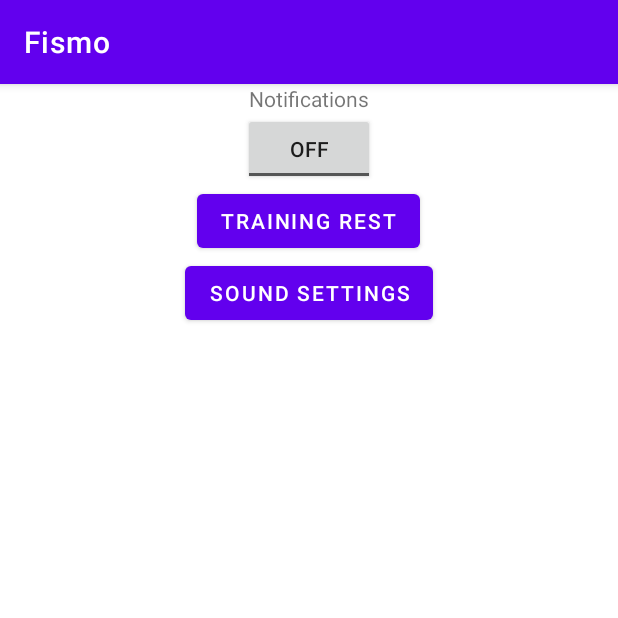
After one commit to isekiii/FASA, an Android app: the fragment SettingsFragment shown on its own in the app's theme, on a phone screen of 412 x 824 dp, the top half of it. The commit adds this screen. Run offline under Robolectric (Android 15) with nearby library versions, the phone set to English and light mode, and no system bars.

Commit message:
Settings panel added

```diff
--- a/app/src/main/java/com/example/fismo/MainActivity.java
+++ b/app/src/main/java/com/example/fismo/MainActivity.java
@@ -41,7 +41,7 @@ public class MainActivity extends AppCompatActivity {
         // Passing each menu ID as a set of Ids because each
         // menu should be considered as top level destinations.
         mAppBarConfiguration = new AppBarConfiguration.Builder(
-                R.id.nav_home,R.id.nav_training, R.id.nav_achievements, R.id.nav_info, R.id.nav_credits, R.id.nav_help)
+                R.id.nav_home,R.id.nav_training, R.id.nav_achievements, R.id.nav_info, R.id.nav_credits,R.id.nav_settings, R.id.nav_help)
                 .setOpenableLayout(drawer)
                 .build();
         NavController navController = Navigation.findNavController(this, R.id.nav_host_fragment_content_main);
--- /dev/null
+++ b/app/src/main/java/com/example/fismo/ui/settings/SettingsFragment.java
@@ -0,0 +1,44 @@
+package com.example.fismo.ui.settings;
+
+import android.os.Bundle;
+import android.view.LayoutInflater;
+import android.view.View;
+import android.view.ViewGroup;
+
+import androidx.annotation.NonNull;
+import androidx.fragment.app.Fragment;
+import androidx.lifecycle.ViewModelProvider;
+
+import com.example.fismo.databinding.FragmentSettingsBinding;
+import com.example.fismo.ui.settings.SettingsViewModel;
+
+public class SettingsFragment extends Fragment {
+
+    private SettingsViewModel settingsViewModelViewModel;
+    private FragmentSettingsBinding binding;
+
+    public View onCreateView(@NonNull LayoutInflater inflater,
+                             ViewGroup container, Bundle savedInstanceState) {
+        settingsViewModelViewModel =
+                new ViewModelProvider(this).get(SettingsViewModel.class);
+
+        binding = FragmentSettingsBinding.inflate(inflater, container, false);
+        View root = binding.getRoot();
+        /*
+        final TextView textView = binding.;
+        creditsViewModelViewModel.getText().observe(getViewLifecycleOwner(), new Observer<String>() {
+            @Override
+            public void onChanged(@Nullable String s) {
+                textView.setText(s);
+            }
+        });
+        */
+        return root;
+    }
+
+    @Override
+    public void onDestroyView() {
+        super.onDestroyView();
+        binding = null;
+    }
+}
--- /dev/null
+++ b/app/src/main/java/com/example/fismo/ui/settings/SettingsViewModel.java
@@ -0,0 +1,19 @@
+package com.example.fismo.ui.settings;
+
+import androidx.lifecycle.LiveData;
+import androidx.lifecycle.MutableLiveData;
+import androidx.lifecycle.ViewModel;
+
+public class SettingsViewModel extends ViewModel {
+
+    private MutableLiveData<String> mText;
+
+    public SettingsViewModel() {
+        mText = new MutableLiveData<>();
+        mText.setValue("This is settings fragment");
+    }
+
+    public LiveData<String> getText() {
+        return mText;
+    }
+}
--- /dev/null
+++ b/app/src/main/res/layout/fragment_settings.xml
@@ -0,0 +1,42 @@
+<?xml version="1.0" encoding="utf-8"?>
+<LinearLayout xmlns:android="http://schemas.android.com/apk/res/android"
+    xmlns:app="http://schemas.android.com/apk/res-auto"
+    xmlns:tools="http://schemas.android.com/tools"
+    android:id="@+id/relativeLayout"
+    android:layout_width="match_parent"
+    android:layout_height="match_parent"
+    android:orientation="vertical"
+    tools:context=".ui.help.HelpFragment"
+    android:layout_gravity="center_vertical">
+
+
+    <TextView
+        android:layout_width="wrap_content"
+        android:layout_height="wrap_content"
+        android:text="Notifications"
+        android:layout_gravity="center"
+        />
+    <ToggleButton
+        android:layout_width="wrap_content"
+        android:layout_height="wrap_content"
+        android:id="@+id/notifications_toggle"
+        android:layout_gravity="center"
+        />
+
+    <Button
+        android:layout_width="wrap_content"
+        android:layout_height="wrap_content"
+        android:text="Training rest"
+        android:layout_gravity="center"
+        />
+    <Button
+        android:layout_width="wrap_content"
+        android:layout_height="wrap_content"
+        android:text="Sound settings"
+        android:layout_gravity="center"
+        />
+
+
+
+
+</LinearLayout>
--- a/app/src/main/res/menu/activity_main_drawer.xml
+++ b/app/src/main/res/menu/activity_main_drawer.xml
@@ -26,6 +26,10 @@
             android:icon="@drawable/ic_credits_menu"
             android:title="Credits" />
         <item
+            android:id="@+id/nav_settings"
+            android:icon="@android:drawable/ic_menu_manage"
+            android:title="Settings" />
+        <item
             android:id="@+id/nav_help"
             android:icon="@drawable/ic_help_menu"
             android:title="Help" />
--- a/app/src/main/res/navigation/mobile_navigation.xml
+++ b/app/src/main/res/navigation/mobile_navigation.xml
@@ -38,6 +38,11 @@
         android:label="Credits"
         tools:layout="@layout/fragment_credits" />
     <fragment
+        android:id="@+id/nav_settings"
+        android:name="com.example.fismo.ui.settings.SettingsFragment"
+        android:label="Settings"
+        tools:layout="@layout/fragment_settings" />
+    <fragment
         android:id="@+id/nav_help"
         android:name="com.example.fismo.ui.help.HelpFragment"
         android:label="Help"
```
